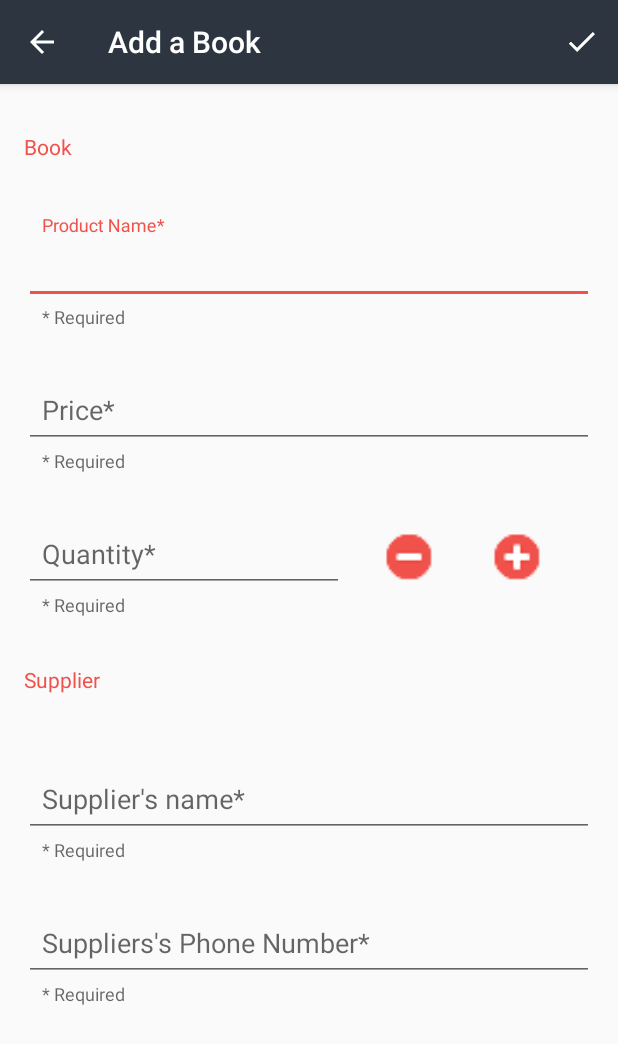
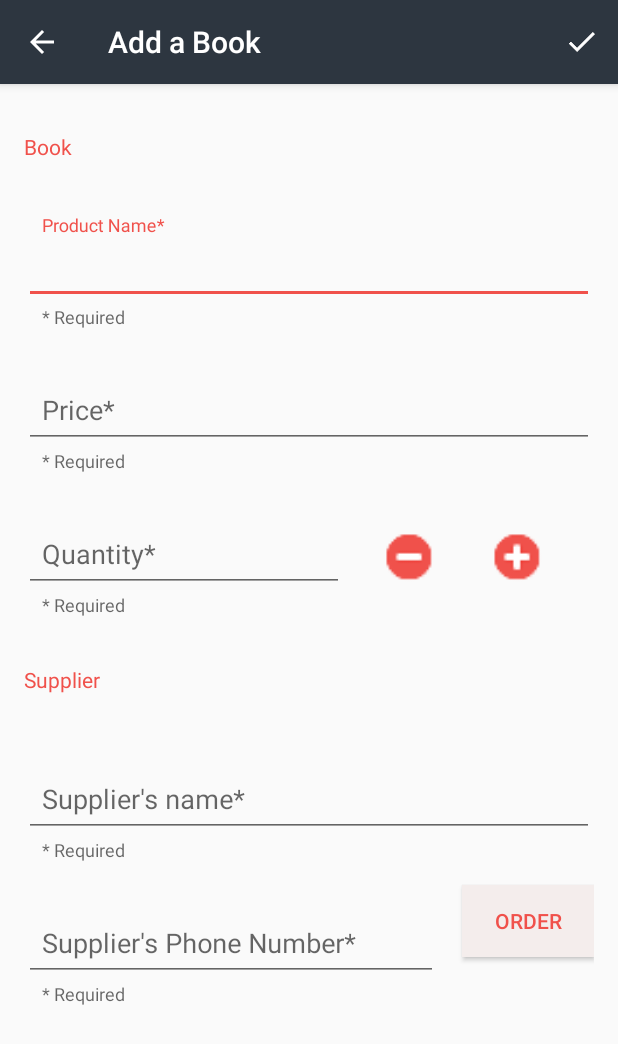
Before and after one commit to Christyne84/P8-InventoryApp, an Android app: the screen it shows after launch (EditorActivity), after a tap on an icon or button, on a phone screen of 412 x 824 dp. Shown: the top 1044 px of the screen. Run offline under Robolectric (Android 15) with nearby library versions, the phone set to English and light mode, and no system bars.

Commit message:
Stage 2 of Book Inventory App - added Order button to call the supplier - added TextWatcher for EditText fields

```diff
--- a/app/src/main/AndroidManifest.xml
+++ b/app/src/main/AndroidManifest.xml
@@ -1,5 +1,6 @@
 <?xml version="1.0" encoding="utf-8"?>
 <manifest xmlns:android="http://schemas.android.com/apk/res/android"
+    xmlns:tools="http://schemas.android.com/tools"
     package="com.example.android.bookstoreapp">
 
     <application
@@ -19,7 +20,8 @@
         <activity
             android:name=".EditorActivity"
             android:parentActivityName=".CatalogActivity"
-            android:theme="@style/EditorTheme">
+            android:theme="@style/EditorTheme"
+            tools:targetApi="jelly_bean">
             <!-- Parent activity meta-data to support 4.0 and lower -->
             <meta-data
                 android:name="android.support.PARENT_ACTIVITY"
--- a/app/src/main/java/com/example/android/bookstoreapp/CatalogActivity.java
+++ b/app/src/main/java/com/example/android/bookstoreapp/CatalogActivity.java
@@ -33,7 +33,7 @@ public class CatalogActivity extends AppCompatActivity implements LoaderManager.
     /**
      * Adapter for the ListView
      */
-    BookCursorAdapter mCursorAdapter;
+    private BookCursorAdapter mCursorAdapter;
 
     @Override
     protected void onCreate(Bundle savedInstanceState) {
@@ -106,7 +106,7 @@ public class CatalogActivity extends AppCompatActivity implements LoaderManager.
         // Use the {@link BookEntry#CONTENT_URI} to indicate that we want to insert
         // into the books database table.
         // Receive the new content URI that will allow us to access BookX's data in the future.
-        Uri newUri = getContentResolver().insert(BookContract.BookEntry.CONTENT_URI, values);
+        getContentResolver().insert(BookContract.BookEntry.CONTENT_URI, values);
     }
 
     /**
--- a/app/src/main/java/com/example/android/bookstoreapp/data/BookContract.java
+++ b/app/src/main/java/com/example/android/bookstoreapp/data/BookContract.java
@@ -20,7 +20,7 @@ public final class BookContract {
      * Use CONTENT_AUTHORITY to create the base of all URI's which apps will use to contact
      * the content provider.
      */
-    public static final Uri BASE_CONTENT_URI = Uri.parse("content://" + CONTENT_AUTHORITY);
+    private static final Uri BASE_CONTENT_URI = Uri.parse("content://" + CONTENT_AUTHORITY);
     /**
      * Possible path (appended to base content URI for possible URI's)
      * For instance, content://com.example.android.books/books/ is a valid path for
--- a/app/src/main/res/layout/activity_editor.xml
+++ b/app/src/main/res/layout/activity_editor.xml
@@ -149,16 +149,41 @@
                     android:textAppearance="@style/TextAppearance.AppCompat.Caption"/>
 
                 <!-- Supplier's phone number field -->
-                <android.support.design.widget.TextInputLayout
+
+                <RelativeLayout
+                    android:id="@+id/supplier_phone_number_parent_layout"
                     android:layout_width="match_parent"
                     android:layout_height="wrap_content"
-                    android:layout_marginTop="20dp">
+                    android:orientation="horizontal">
+
+                    <android.support.design.widget.TextInputLayout
+                        android:id="@+id/text_input_layout_supplier_phone_number"
+                        android:layout_width="wrap_content"
+                        android:layout_height="wrap_content"
+                        android:layout_toStartOf="@id/order_button"
+                        android:layout_alignParentTop="true"
+                        android:layout_alignParentLeft="true"
+                        android:layout_marginTop="20dp"
+                        android:layout_toLeftOf="@id/order_button">
                         <EditText
                             android:id="@+id/edit_book_supplier_phone_number"
                             style="@style/EditorFieldStyle"
                             android:hint="@string/hint_supplier_phone_number"
                             android:inputType="phone" />
                     </android.support.design.widget.TextInputLayout>
+                    <Button
+                        android:id="@+id/order_button"
+                        android:layout_width="wrap_content"
+                        android:layout_height="wrap_content"
+                        android:layout_alignParentEnd="true"
+                        android:layout_centerVertical="true"
+                        android:layout_marginLeft="@dimen/activity_margin"
+                        android:background="@color/buttonColor"
+                        android:textColor="@color/colorAccent"
+                        android:text="Order"
+                        android:layout_alignParentRight="true" />
+                </RelativeLayout>
+
                 <TextView
                     android:id="@+id/required_label_for_supplier_phone_field"
                     android:layout_width="match_parent"
--- a/app/src/main/res/layout/list_item.xml
+++ b/app/src/main/res/layout/list_item.xml
@@ -71,7 +71,8 @@
 
     <LinearLayout
         android:layout_width="wrap_content"
-        android:layout_height="wrap_content">
+        android:layout_height="wrap_content"
+        android:layout_gravity="center_vertical">
 
         <Button
             android:id="@+id/sale_button"
--- a/app/src/main/res/values/strings.xml
+++ b/app/src/main/res/values/strings.xml
@@ -47,7 +47,7 @@
     <string name="hint_supplier_name">Supplier\'s name*</string>
 
     <!-- Text hint for supplier's phone number field in the editor [CHAR LIMIT=30] -->
-    <string name="hint_supplier_phone_number">Suppliers\'s Phone Number*</string>
+    <string name="hint_supplier_phone_number">Supplier\'s Phone Number*</string>
 
     <!-- Text for Dummy Data "Product name" field in the editor [CHAR LIMIT=30] -->
     <string name="dummy_product_name">BookX</string>
@@ -102,4 +102,5 @@
 
     <!-- Content description for the empty view image [CHAR LIMIT=30] -->
     <string name="empty_view_image_content_description">Empty view image</string>
+    <string name="toast_message_order_button_phone_empty">Please enter a phone number first</string>
 </resources>
```
Also changed, not shown: app/src/main/java/com/example/android/bookstoreapp/BookCursorAdapter.java (+4 -4 lines), app/src/main/java/com/example/android/bookstoreapp/EditorActivity.java (+93 -63 lines), app/src/main/java/com/example/android/bookstoreapp/data/BookProvider.java (+15 -10 lines). Lines whose indentation alone changed are shown as unchanged.
